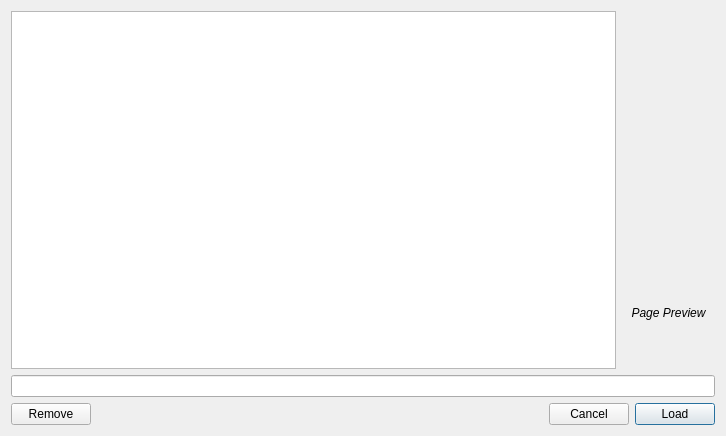
First picture: the form in ui_files/bookmark_manager_dialog.ui, repository mstuttgart/pynocchio, before the edit.
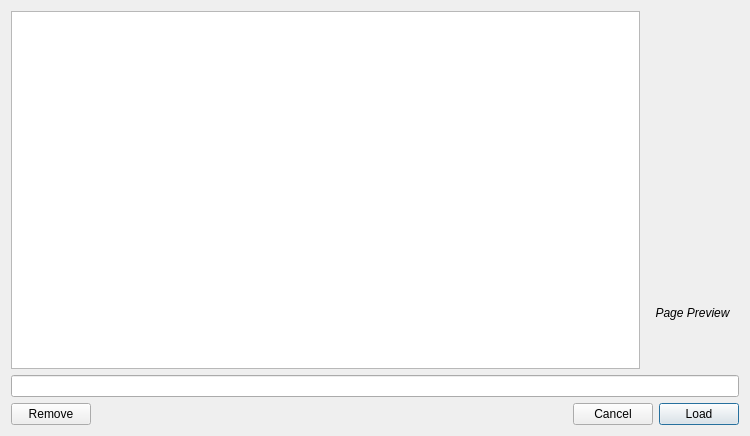
Second picture: the form after the edit. Icons and pictures are not drawn.

The edit to the form file:
```diff
--- a/ui_files/bookmark_manager_dialog.ui
+++ b/ui_files/bookmark_manager_dialog.ui
@@ -9,7 +9,7 @@
    <rect>
     <x>0</x>
     <y>0</y>
-    <width>726</width>
+    <width>750</width>
     <height>436</height>
    </rect>
   </property>
```
